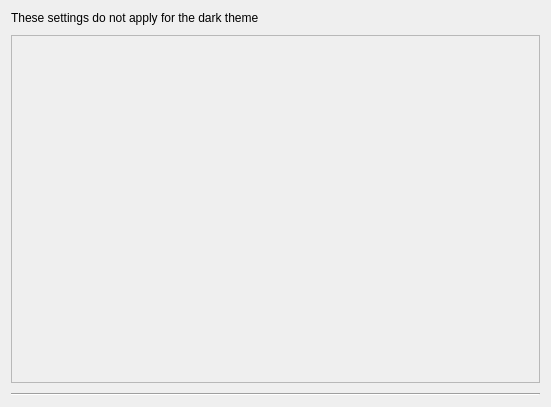
The window that src/GUI/Preferences/Icons/GUI_IconPreferences.ui (return42/sayonara) describes before a commit, drawn with Qt 5.
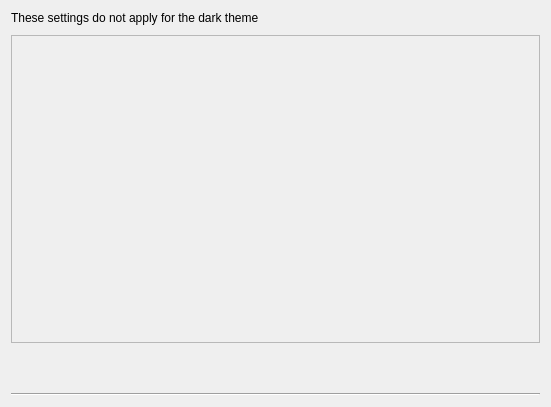
The same window after the commit.

```diff
--- a/src/GUI/Preferences/Icons/GUI_IconPreferences.ui
+++ b/src/GUI/Preferences/Icons/GUI_IconPreferences.ui
@@ -14,7 +14,14 @@
    <property name="verticalSpacing">
     <number>10</number>
    </property>
-   <item row="2" column="0">
+   <item row="0" column="0">
+    <widget class="QLabel" name="label">
+     <property name="text">
+      <string>These settings do not apply for the dark theme</string>
+     </property>
+    </widget>
+   </item>
+   <item row="3" column="0">
     <widget class="Line" name="line">
      <property name="orientation">
       <enum>Qt::Horizontal</enum>
@@ -32,19 +39,82 @@
         <x>0</x>
         <y>0</y>
         <width>533</width>
-        <height>349</height>
+        <height>309</height>
        </rect>
       </property>
       <layout class="QVBoxLayout" name="verticalLayout_2"/>
      </widget>
     </widget>
    </item>
-   <item row="0" column="0">
-    <widget class="QLabel" name="label">
-     <property name="text">
-      <string>These settings do not apply for the dark theme</string>
+   <item row="2" column="0">
+    <layout class="QHBoxLayout" name="horizontalLayout">
+     <property name="leftMargin">
+      <number>5</number>
      </property>
-    </widget>
+     <property name="topMargin">
+      <number>5</number>
+     </property>
+     <property name="rightMargin">
+      <number>5</number>
+     </property>
+     <property name="bottomMargin">
+      <number>5</number>
+     </property>
+     <item>
+      <spacer name="horizontalSpacer">
+       <property name="orientation">
+        <enum>Qt::Horizontal</enum>
+       </property>
+       <property name="sizeHint" stdset="0">
+        <size>
+         <width>40</width>
+         <height>20</height>
+        </size>
+       </property>
+      </spacer>
+     </item>
+     <item>
+      <widget class="QLabel" name="lab_bwd">
+       <property name="text">
+        <string/>
+       </property>
+      </widget>
+     </item>
+     <item>
+      <widget class="QLabel" name="lab_play">
+       <property name="text">
+        <string/>
+       </property>
+      </widget>
+     </item>
+     <item>
+      <widget class="QLabel" name="lab_stop">
+       <property name="text">
+        <string/>
+       </property>
+      </widget>
+     </item>
+     <item>
+      <widget class="QLabel" name="lab_fwd">
+       <property name="text">
+        <string/>
+       </property>
+      </widget>
+     </item>
+     <item>
+      <spacer name="horizontalSpacer_2">
+       <property name="orientation">
+        <enum>Qt::Horizontal</enum>
+       </property>
+       <property name="sizeHint" stdset="0">
+        <size>
+         <width>40</width>
+         <height>20</height>
+        </size>
+       </property>
+      </spacer>
+     </item>
+    </layout>
    </item>
   </layout>
  </widget>
```
